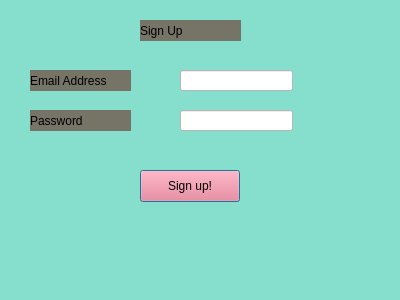
This is signup.ui in ban2224/capstone_motor as Qt 5 draws it before an edit. The edited form follows.
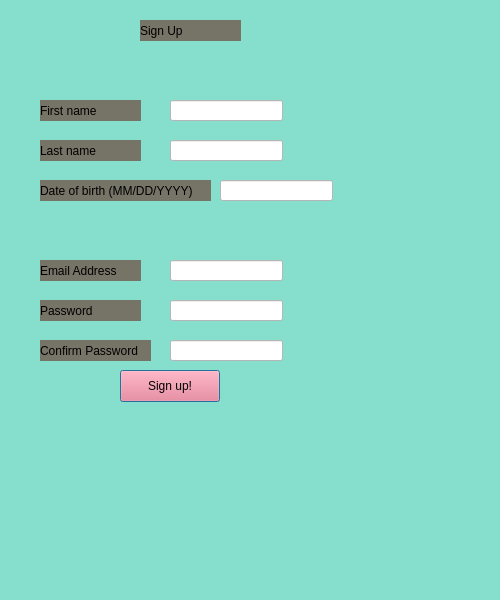
This is the edited form.

Diff of the .ui file:
```diff
--- a/signup.ui
+++ b/signup.ui
@@ -6,8 +6,8 @@
    <rect>
     <x>0</x>
     <y>0</y>
-    <width>400</width>
-    <height>300</height>
+    <width>500</width>
+    <height>600</height>
    </rect>
   </property>
   <property name="windowTitle">
@@ -19,8 +19,8 @@
   <widget class="QLabel" name="ea">
    <property name="geometry">
     <rect>
-     <x>30</x>
-     <y>70</y>
+     <x>40</x>
+     <y>260</y>
      <width>101</width>
      <height>21</height>
     </rect>
@@ -36,8 +36,8 @@
   <widget class="QLabel" name="password">
    <property name="geometry">
     <rect>
-     <x>30</x>
-     <y>110</y>
+     <x>40</x>
+     <y>300</y>
      <width>101</width>
      <height>21</height>
     </rect>
@@ -70,8 +70,8 @@
   <widget class="QPushButton" name="subutton">
    <property name="geometry">
     <rect>
-     <x>140</x>
-     <y>170</y>
+     <x>120</x>
+     <y>370</y>
      <width>100</width>
      <height>32</height>
     </rect>
@@ -86,8 +86,8 @@
   <widget class="QLineEdit" name="easu">
    <property name="geometry">
     <rect>
-     <x>180</x>
-     <y>70</y>
+     <x>170</x>
+     <y>260</y>
      <width>113</width>
      <height>21</height>
     </rect>
@@ -103,8 +103,8 @@
   <widget class="QLineEdit" name="passwordsu">
    <property name="geometry">
     <rect>
-     <x>180</x>
-     <y>110</y>
+     <x>170</x>
+     <y>300</y>
      <width>113</width>
      <height>21</height>
     </rect>
@@ -114,6 +114,139 @@
 rgb(255, 255, 255)</string>
    </property>
   </widget>
+  <widget class="QLabel" name="password_2">
+   <property name="geometry">
+    <rect>
+     <x>40</x>
+     <y>340</y>
+     <width>111</width>
+     <height>21</height>
+    </rect>
+   </property>
+   <property name="styleSheet">
+    <string notr="true">background-color:rgb(118, 115, 103)
+</string>
+   </property>
+   <property name="text">
+    <string>Confirm Password</string>
+   </property>
+  </widget>
+  <widget class="QLineEdit" name="passwordsu_2">
+   <property name="geometry">
+    <rect>
+     <x>170</x>
+     <y>340</y>
+     <width>113</width>
+     <height>21</height>
+    </rect>
+   </property>
+   <property name="styleSheet">
+    <string notr="true">background-color:
+rgb(255, 255, 255)</string>
+   </property>
+  </widget>
+  <widget class="QLabel" name="ea_2">
+   <property name="geometry">
+    <rect>
+     <x>40</x>
+     <y>100</y>
+     <width>101</width>
+     <height>21</height>
+    </rect>
+   </property>
+   <property name="styleSheet">
+    <string notr="true">background-color:rgb(118, 115, 103)
+</string>
+   </property>
+   <property name="text">
+    <string>First name</string>
+   </property>
+  </widget>
+  <widget class="QLabel" name="ea_3">
+   <property name="geometry">
+    <rect>
+     <x>40</x>
+     <y>140</y>
+     <width>101</width>
+     <height>21</height>
+    </rect>
+   </property>
+   <property name="styleSheet">
+    <string notr="true">background-color:rgb(118, 115, 103)
+</string>
+   </property>
+   <property name="text">
+    <string>Last name</string>
+   </property>
+  </widget>
+  <widget class="QLabel" name="ea_4">
+   <property name="geometry">
+    <rect>
+     <x>40</x>
+     <y>180</y>
+     <width>171</width>
+     <height>21</height>
+    </rect>
+   </property>
+   <property name="styleSheet">
+    <string notr="true">background-color:rgb(118, 115, 103)
+</string>
+   </property>
+   <property name="text">
+    <string>Date of birth (MM/DD/YYYY)</string>
+   </property>
+  </widget>
+  <widget class="QLineEdit" name="easu_3">
+   <property name="geometry">
+    <rect>
+     <x>220</x>
+     <y>180</y>
+     <width>113</width>
+     <height>21</height>
+    </rect>
+   </property>
+   <property name="styleSheet">
+    <string notr="true">background-color:
+rgb(255, 255, 255)</string>
+   </property>
+   <property name="text">
+    <string/>
+   </property>
+  </widget>
+  <widget class="QLineEdit" name="easu_4">
+   <property name="geometry">
+    <rect>
+     <x>170</x>
+     <y>140</y>
+     <width>113</width>
+     <height>21</height>
+    </rect>
+   </property>
+   <property name="styleSheet">
+    <string notr="true">background-color:
+rgb(255, 255, 255)</string>
+   </property>
+   <property name="text">
+    <string/>
+   </property>
+  </widget>
+  <widget class="QLineEdit" name="easu_5">
+   <property name="geometry">
+    <rect>
+     <x>170</x>
+     <y>100</y>
+     <width>113</width>
+     <height>21</height>
+    </rect>
+   </property>
+   <property name="styleSheet">
+    <string notr="true">background-color:
+rgb(255, 255, 255)</string>
+   </property>
+   <property name="text">
+    <string/>
+   </property>
+  </widget>
  </widget>
  <resources/>
  <connections/>
```
